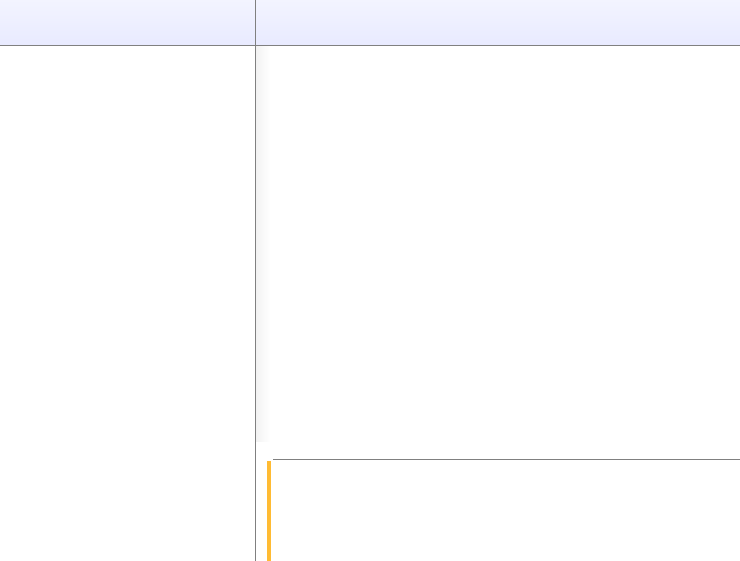
Old version of the form ui/MainWindow/mainWindow.ui in the repository PaulEcoffet/Nex-yu-computer.
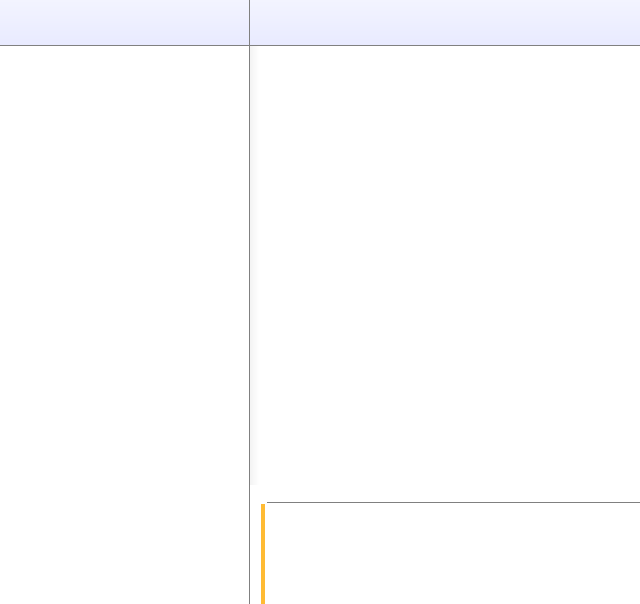
New version of the form. Icons and pictures are not drawn.

Commit message: Coming back to ScrollArea, will make own implementation of list

Diff of the .ui file:
```diff
--- a/ui/MainWindow/mainWindow.ui
+++ b/ui/MainWindow/mainWindow.ui
@@ -7,8 +7,8 @@
    <rect>
     <x>0</x>
     <y>0</y>
-    <width>740</width>
-    <height>561</height>
+    <width>640</width>
+    <height>604</height>
    </rect>
   </property>
   <property name="windowTitle">
@@ -35,7 +35,7 @@
 	border-right: 1px solid #808080
 }</string>
   </property>
-  <layout class="QGridLayout" name="gridLayout" rowstretch="0,1" columnstretch="0,1" rowminimumheight="0,200" columnminimumwidth="200,300">
+  <layout class="QGridLayout" name="gridLayout" rowstretch="0,1,0" columnstretch="0,1" rowminimumheight="0,0,0" columnminimumwidth="250,250">
    <property name="margin">
     <number>0</number>
    </property>
@@ -169,7 +169,7 @@
      </layout>
     </widget>
    </item>
-   <item row="1" column="1">
+   <item row="2" column="1">
     <widget class="QFrame" name="conversationContentContainer">
      <property name="styleSheet">
       <string notr="true">#conversationContentContainer
@@ -186,29 +186,13 @@
      <property name="lineWidth">
       <number>0</number>
      </property>
-     <layout class="QVBoxLayout" name="verticalLayout" stretch="1,0">
+     <layout class="QVBoxLayout" name="verticalLayout" stretch="0">
       <property name="spacing">
        <number>0</number>
       </property>
       <property name="margin">
        <number>0</number>
       </property>
-      <item>
-       <widget class="QListWidget" name="messagesList">
-        <property name="styleSheet">
-         <string notr="true">#messagesList
-{
-	background-color: qlineargradient(spread:pad, x1:0, y1:0, x2:0.03, y2:0, stop:0 rgba(242, 242, 242, 255), stop:1 rgba(255, 255, 255, 255))
-}</string>
-        </property>
-        <property name="frameShape">
-         <enum>QFrame::NoFrame</enum>
-        </property>
-        <property name="frameShadow">
-         <enum>QFrame::Plain</enum>
-        </property>
-       </widget>
-      </item>
       <item>
        <layout class="QGridLayout" name="messageEditGrid" rowstretch="0,0,1" columnstretch="0,1,0">
         <property name="leftMargin">
@@ -636,36 +620,115 @@
      </layout>
     </widget>
    </item>
-   <item row="1" column="0">
-    <widget class="QListWidget" name="conversationBoxesList">
-     <property name="sizePolicy">
-      <sizepolicy hsizetype="Maximum" vsizetype="Expanding">
-       <horstretch>0</horstretch>
-       <verstretch>0</verstretch>
-      </sizepolicy>
+   <item row="1" column="1">
+    <widget class="QScrollArea" name="scrollArea_2">
+     <property name="frameShape">
+      <enum>QFrame::NoFrame</enum>
      </property>
-     <property name="autoFillBackground">
-      <bool>false</bool>
+     <property name="frameShadow">
+      <enum>QFrame::Plain</enum>
      </property>
-     <property name="styleSheet">
-      <string notr="true">#conversationBoxesList
+     <property name="horizontalScrollBarPolicy">
+      <enum>Qt::ScrollBarAlwaysOff</enum>
+     </property>
+     <property name="widgetResizable">
+      <bool>true</bool>
+     </property>
+     <property name="alignment">
+      <set>Qt::AlignLeading|Qt::AlignLeft|Qt::AlignTop</set>
+     </property>
+     <widget class="QWidget" name="messagesList">
+      <property name="geometry">
+       <rect>
+        <x>0</x>
+        <y>0</y>
+        <width>388</width>
+        <height>434</height>
+       </rect>
+      </property>
+      <property name="styleSheet">
+       <string notr="true">#messagesList
 {
-	background-color: #fff;
+	background: qlineargradient(spread:pad, x1:0, y1:0, x2:0.02366038, y2:0, stop:0 rgba(243, 243, 243, 255), stop:1 rgba(255, 255, 255, 255))
+}</string>
+      </property>
+      <layout class="QVBoxLayout" name="messagesLayout">
+       <property name="spacing">
+        <number>0</number>
+       </property>
+       <property name="leftMargin">
+        <number>0</number>
+       </property>
+       <property name="rightMargin">
+        <number>0</number>
+       </property>
+       <property name="bottomMargin">
+        <number>0</number>
+       </property>
+      </layout>
+     </widget>
+    </widget>
+   </item>
+   <item row="1" column="0" rowspan="2">
+    <widget class="QScrollArea" name="scrollArea">
+     <property name="frameShape">
+      <enum>QFrame::NoFrame</enum>
+     </property>
+     <property name="frameShadow">
+      <enum>QFrame::Plain</enum>
+     </property>
+     <property name="horizontalScrollBarPolicy">
+      <enum>Qt::ScrollBarAlwaysOff</enum>
+     </property>
+     <property name="widgetResizable">
+      <bool>true</bool>
+     </property>
+     <property name="alignment">
+      <set>Qt::AlignLeading|Qt::AlignLeft|Qt::AlignTop</set>
+     </property>
+     <widget class="QWidget" name="conversationBoxesList">
+      <property name="geometry">
+       <rect>
+        <x>0</x>
+        <y>0</y>
+        <width>248</width>
+        <height>556</height>
+       </rect>
+      </property>
+      <property name="sizePolicy">
+       <sizepolicy hsizetype="Expanding" vsizetype="Preferred">
+        <horstretch>0</horstretch>
+        <verstretch>0</verstretch>
+       </sizepolicy>
+      </property>
+      <property name="minimumSize">
+       <size>
+        <width>0</width>
+        <height>0</height>
+       </size>
+      </property>
+      <property name="maximumSize">
+       <size>
+        <width>350</width>
+        <height>16777215</height>
+       </size>
+      </property>
+      <property name="styleSheet">
+       <string notr="true">#conversationBoxesList
+{
+	background-color: white;
 	border-right: 1px solid #808080;
 }</string>
-     </property>
-     <property name="frameShape">
-      <enum>QFrame::NoFrame</enum>
-     </property>
-     <property name="frameShadow">
-      <enum>QFrame::Plain</enum>
-     </property>
-     <property name="showDropIndicator" stdset="0">
-      <bool>false</bool>
-     </property>
-     <property name="uniformItemSizes">
-      <bool>true</bool>
-     </property>
+      </property>
+      <layout class="QVBoxLayout" name="conversationBoxesLayout">
+       <property name="spacing">
+        <number>0</number>
+       </property>
+       <property name="margin">
+        <number>0</number>
+       </property>
+      </layout>
+     </widget>
     </widget>
    </item>
   </layout>
```
